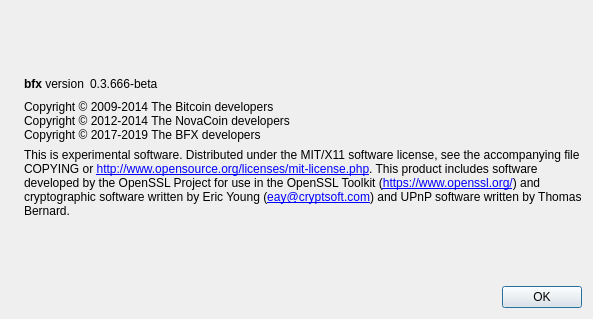
This is wallet/qt/forms/aboutdialog.ui in sanjayg99/bfx as Qt 5 draws it before an edit. The edited form follows.
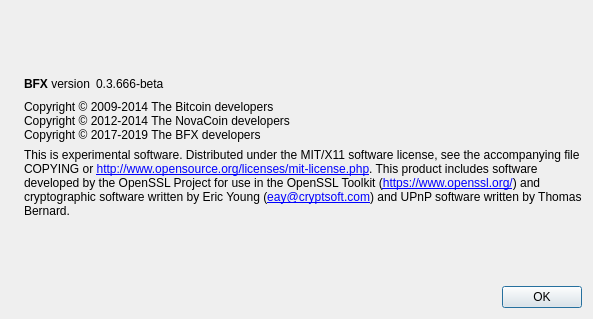
This is the edited form. Icons and pictures are not drawn.

The edit to the form file:
```diff
--- a/wallet/qt/forms/aboutdialog.ui
+++ b/wallet/qt/forms/aboutdialog.ui
@@ -53,7 +53,7 @@
           <cursorShape>IBeamCursor</cursorShape>
          </property>
          <property name="text">
-          <string>&lt;b&gt;bfx&lt;/b&gt; version</string>
+          <string>&lt;b&gt;BFX&lt;/b&gt; version</string>
          </property>
          <property name="textInteractionFlags">
           <set>Qt::LinksAccessibleByMouse|Qt::TextSelectableByKeyboard|Qt::TextSelectableByMouse</set>
```
Left out of the diff: 2 changed lines with no effect on the pictures.
